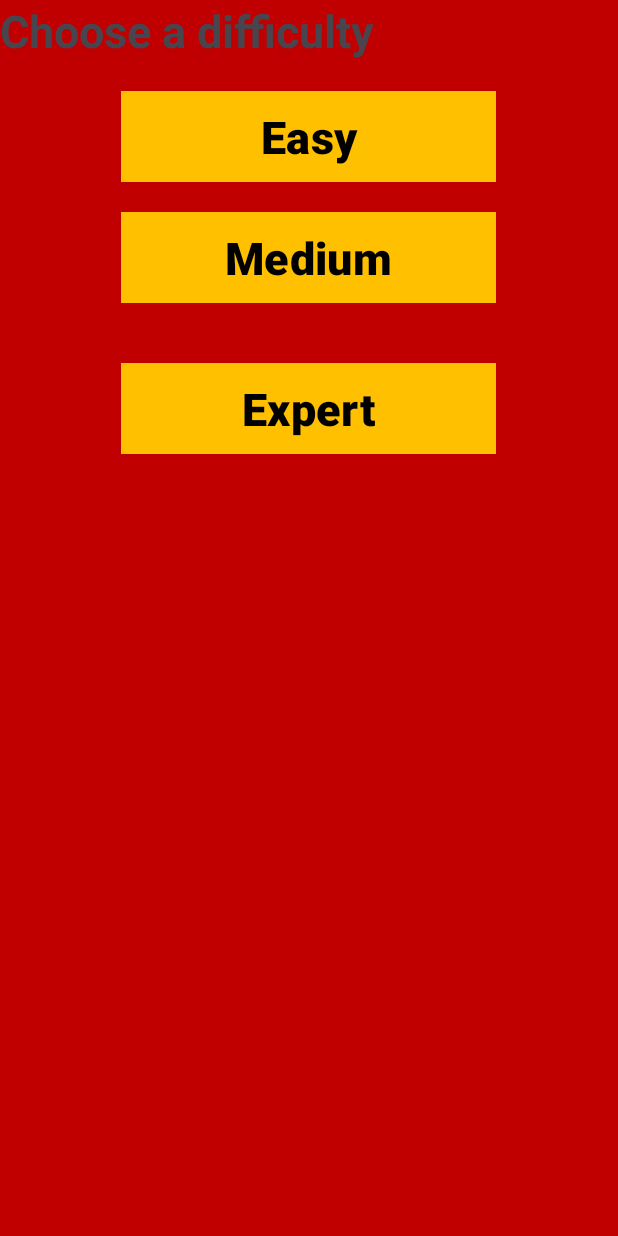
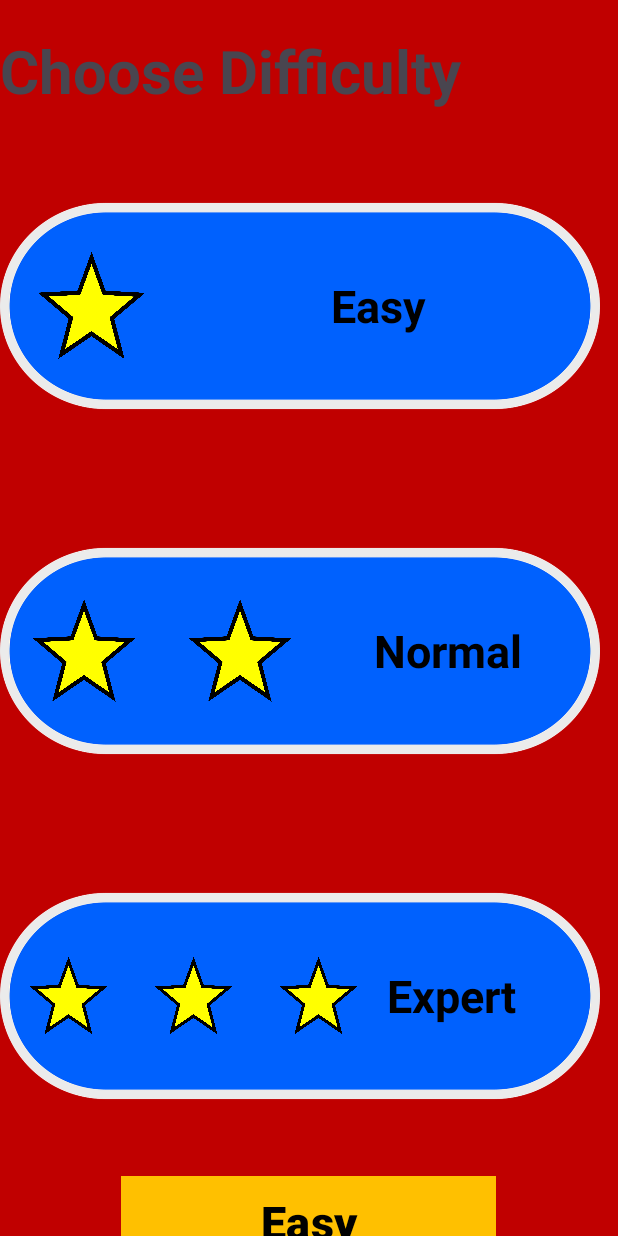
Before and after one commit to CheeChunWaiGabriel/FYP_2024_Golden_Words_Guess, an Android app: the layout difficulty_selection.xml on its own in the app's theme, with its tools: preview values and no code run, on a phone screen of 412 x 824 dp. Run offline under Robolectric (Android 15) with nearby library versions, the phone set to English and light mode, and no system bars.

Commit message:
added design ui for choose difficulty and how to play

```diff
--- a/app/src/main/res/layout/difficulty_selection.xml
+++ b/app/src/main/res/layout/difficulty_selection.xml
@@ -10,13 +10,34 @@
     tools:context=".MainActivity">
 
     <!--Header goes here-->
+    <LinearLayout
+        android:layout_width="match_parent"
+        android:layout_height="wrap_content"
+        android:layout_weight="0.5"
+        android:orientation="vertical">
+
+        <ImageView
+            android:id="@+id/imageView3"
+            android:layout_width="match_parent"
+            android:layout_height="wrap_content"
+            android:layout_gravity="bottom|end"
+            android:layout_marginTop="20dp"
+            app:srcCompat="@drawable/logo" />
+    </LinearLayout>
+
     <TextView
         android:id="@+id/titleTextView"
         android:layout_width="wrap_content"
         android:layout_height="wrap_content"
-        android:text="Choose a difficulty"
-        android:textSize="30dp"
+        android:layout_marginTop="20dp"
+        android:text="@string/title"
+        android:textSize="40sp"
         android:textStyle="bold" />
+    <!-- Button with one drawable -->
+    <include layout="@layout/easy_button" />
+    <include layout="@layout/normal_buttons" />
+    <include layout="@layout/expert_buttons" />
+
 
     <Button
         android:id="@+id/easyButton"
@@ -30,6 +51,7 @@
         android:textColor="@color/black"
         android:textSize="30sp"
         app:backgroundTint="@null"
+        android:src="@drawable/star"
         android:textStyle="bold"/>
 
     <Button
--- /dev/null
+++ b/app/src/main/res/layout/easy_button.xml
@@ -0,0 +1,34 @@
+<?xml version="1.0" encoding="utf-8"?>
+<LinearLayout xmlns:android="http://schemas.android.com/apk/res/android"
+    android:id="@+id/easyBtn"
+    android:layout_width="400dp"
+    android:layout_height="200dp"
+    android:layout_marginTop="30dp"
+    android:background="@drawable/buttonblue2"
+    android:clickable="true"
+    android:focusable="true"
+    android:gravity="center_vertical"
+    android:orientation="horizontal"
+    android:padding="8dp">
+
+    <ImageView
+        android:id="@+id/star_easy"
+        android:layout_width="200dp"
+        android:layout_height="100dp"
+        android:layout_marginEnd="8dp"
+        android:layout_weight="1"
+        android:padding="5dp"
+        android:src="@drawable/star" />
+
+    <TextView
+        android:id="@+id/text_easy"
+        android:layout_width="match_parent"
+        android:layout_height="match_parent"
+        android:layout_marginEnd="10dp"
+        android:layout_weight="1.2"
+        android:gravity="center_horizontal|center_vertical"
+        android:text="@string/easy"
+        android:textColor="@color/black"
+        android:textSize="30sp"
+        android:textStyle="bold" />
+</LinearLayout>
--- /dev/null
+++ b/app/src/main/res/layout/expert_buttons.xml
@@ -0,0 +1,49 @@
+<?xml version="1.0" encoding="utf-8"?>
+<LinearLayout xmlns:android="http://schemas.android.com/apk/res/android"
+    android:id="@+id/expertBtn"
+    android:layout_width="400dp"
+    android:layout_height="200dp"
+    android:layout_marginTop="30dp"
+    android:background="@drawable/buttonblue2"
+    android:clickable="true"
+    android:focusable="true"
+    android:gravity="center_vertical"
+    android:orientation="horizontal"
+    android:padding="8dp">
+
+    <ImageView
+        android:id="@+id/star_expert"
+        android:layout_width="200dp"
+        android:layout_height="100dp"
+        android:layout_marginEnd="8dp"
+        android:layout_weight="1"
+        android:padding="5dp"
+        android:src="@drawable/star" />
+    <ImageView
+        android:id="@+id/star_expert"
+        android:layout_width="200dp"
+        android:layout_height="100dp"
+        android:layout_marginEnd="8dp"
+        android:layout_weight="1"
+        android:padding="5dp"
+        android:src="@drawable/star" />
+    <ImageView
+        android:id="@+id/star_expert"
+        android:layout_width="200dp"
+        android:layout_height="100dp"
+        android:layout_marginEnd="8dp"
+        android:layout_weight="1"
+        android:padding="5dp"
+        android:src="@drawable/star" />
+
+    <TextView
+        android:id="@+id/text_expert"
+        android:layout_width="match_parent"
+        android:layout_height="match_parent"
+        android:layout_weight="2"
+        android:gravity="center_vertical"
+        android:text="@string/hard"
+        android:textColor="@color/black"
+        android:textSize="30sp"
+        android:textStyle="bold" />
+</LinearLayout>
--- /dev/null
+++ b/app/src/main/res/layout/normal_buttons.xml
@@ -0,0 +1,42 @@
+<?xml version="1.0" encoding="utf-8"?>
+<LinearLayout xmlns:android="http://schemas.android.com/apk/res/android"
+    android:id="@+id/normalBtn"
+    android:layout_width="400dp"
+    android:layout_height="200dp"
+    android:layout_marginTop="30dp"
+    android:background="@drawable/buttonblue2"
+    android:clickable="true"
+    android:focusable="true"
+    android:gravity="center_vertical"
+    android:orientation="horizontal"
+    android:padding="8dp">
+
+    <ImageView
+        android:id="@+id/star_normal"
+        android:layout_width="200dp"
+        android:layout_height="100dp"
+        android:layout_marginEnd="8dp"
+        android:layout_weight="1"
+        android:padding="5dp"
+        android:src="@drawable/star" />
+    <ImageView
+        android:id="@+id/star_normal"
+        android:layout_width="200dp"
+        android:layout_height="100dp"
+        android:layout_marginEnd="8dp"
+        android:layout_weight="1"
+        android:padding="5dp"
+        android:src="@drawable/star" />
+
+    <TextView
+        android:id="@+id/text_normal"
+        android:layout_width="match_parent"
+        android:layout_height="match_parent"
+        android:layout_marginEnd="10dp"
+        android:layout_weight="2"
+        android:gravity="center_horizontal|center_vertical"
+        android:text="@string/medium"
+        android:textColor="@color/black"
+        android:textSize="30sp"
+        android:textStyle="bold" />
+</LinearLayout>
--- a/app/src/main/res/values/strings.xml
+++ b/app/src/main/res/values/strings.xml
@@ -1,3 +1,17 @@
 <resources>
     <string name="app_name">Golden Words Guess</string>
+
+    <!-- Jin Yan-->
+    <string name="title">Choose Difficulty</string>
+    <string name="easy">Easy</string>
+    <string name="medium">Normal</string>
+    <string name="hard">Expert</string>
+    <string name="htp1">How to play</string>
+    <string name="htp2">Select a difficulty from the home page, 1* is the easiest, while 3* is the most advanced.</string>
+    <string name="htp3">Select one of the eight themes available to start your game.</string>
+    <string name="htp4">To complete the game, gather all the green ticks by completing the correct word.</string>
+    <string name="htp5">A wrong option will be denoted by a red cross and its sound effects. Good luck and have fun!</string>
+    <string name="homePage">Home Page</string>
+
+
 </resources>
```
Also changed, not shown: app/src/main/res/layout/howtoplay.xml (added, +164 -0 lines), app/src/main/res/drawable/buttonblue.webp (added), app/src/main/res/drawable/buttonblue2.png (added), app/src/main/res/drawable/logo.png (added), app/src/main/res/drawable/star.png (added), app/src/main/res/drawable/trianglestar.png (added).
